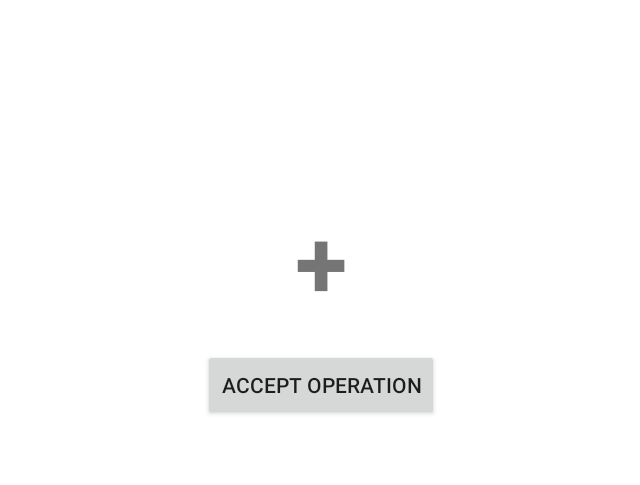
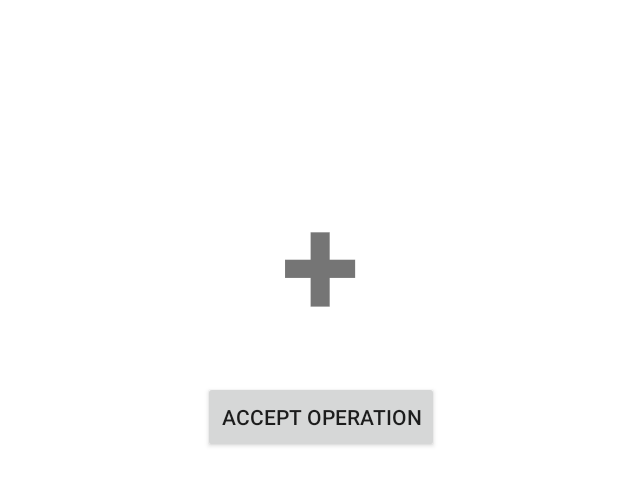
Before and after one commit to tmsikora/AccessibleCalculator, an Android app built with Jetpack Compose: the ChooseOperationActivity screen opened directly, with no data from a screen before it, on a phone screen of 824 x 412 dp (held sideways). Shown: the top 485 px of the screen, without its empty margins (297-937 px from the left). Run offline under Robolectric (Android 15) with nearby library versions, the phone set to English and light mode, and no system bars.

Commit message:
Changed size of text

```diff
--- a/app/src/main/res/layout/activity_choose_operation.xml
+++ b/app/src/main/res/layout/activity_choose_operation.xml
@@ -9,11 +9,11 @@
         android:id="@+id/operationTextView"
         android:layout_width="wrap_content"
         android:layout_height="wrap_content"
+        android:layout_gravity="center"
+        android:layout_marginBottom="16dp"
         android:tag="ADDITION"
-        android:textSize="64sp"
-        android:textStyle="bold"
-        android:layout_gravity="center"
-        android:layout_marginBottom="16dp"/>
+        android:textSize="96sp"
+        android:textStyle="bold" />
 
     <Button
         android:id="@+id/acceptButton"
```
Also changed, not shown: app/src/main/res/layout/activity_instruction.xml (+4 -4 lines), app/src/main/res/layout/activity_number_input.xml (+4 -4 lines).
